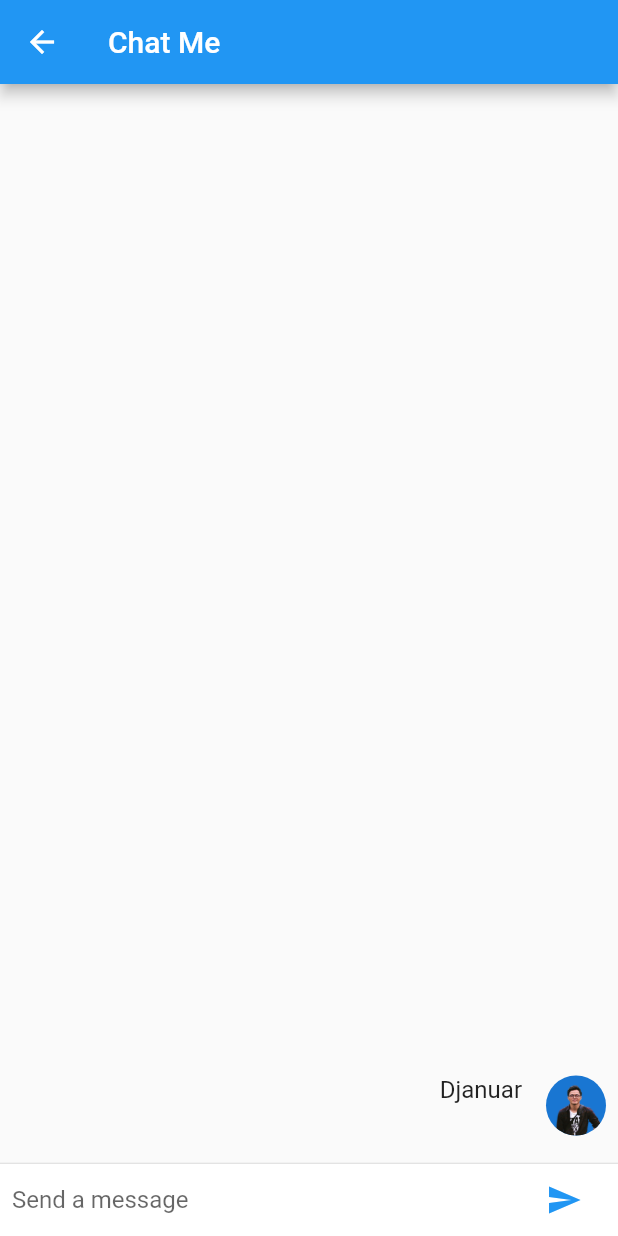
After one commit to becek2n/ui_online_chat, a Flutter app: the ChatbotDialogflow screen opened directly, after a tap on the "send" icon, on a phone screen of 412 x 824 dp. The commit adds this screen. Run offline on Flutter 3.47's test engine with Material 2 defaults, Android fonts, the phone set to English and light mode, and no system bars; our stand-ins replace carousel_slider; missing offline and left inert: flutter_dialogflow_v2.

Commit message:
tutorial chatbot dengan dialogflow

```diff
--- /dev/null
+++ b/lib/chatbot.dart
@@ -0,0 +1,158 @@
+import 'package:flutter_dialogflow_v2/flutter_dialogflow_v2.dart' as df;
+import 'package:flutter/material.dart';
+
+class ChatbotDialogflow extends StatefulWidget {
+  ChatbotDialogflow({Key key, this.title}) : super(key: key);
+
+  final String title;
+
+  @override
+  _ChatbotDialogflowState createState() => new _ChatbotDialogflowState();
+}
+
+class _ChatbotDialogflowState extends State<ChatbotDialogflow> {
+  final List<ChatMessage> _messages = <ChatMessage>[];
+  final TextEditingController _textController = new TextEditingController();
+
+  Widget _buildTextComposer() {
+    return new IconTheme(
+      data: new IconThemeData(color: Theme.of(context).accentColor),
+      child: new Container(
+        margin: const EdgeInsets.symmetric(horizontal: 8.0),
+        child: new Row(
+          children: <Widget>[
+            new Flexible(
+              child: new TextField(
+                controller: _textController,
+                onSubmitted: _handleSubmitted,
+                decoration:
+                    new InputDecoration.collapsed(hintText: 'Send a message'),
+              ),
+            ),
+            new Container(
+              margin: new EdgeInsets.symmetric(horizontal: 4.0),
+              child: new IconButton(
+                  icon: new Icon(Icons.send),
+                  onPressed: () => _handleSubmitted(_textController.text)),
+            ),
+          ],
+        ),
+      ),
+    );
+  }
+
+  void response(query) async {
+    _textController.clear();
+    df.AuthGoogle authGoogle =
+        await df.AuthGoogle(fileJson: 'assets/credential-dialogflow.json').build();
+    df.Dialogflow dialogflow =
+        df.Dialogflow(authGoogle: authGoogle, sessionId: '123456');
+    df.DetectIntentResponse response = await dialogflow.detectIntentFromText(query, "id");
+    ChatMessage message = new ChatMessage(
+      text: response.queryResult.fulfillmentText,
+      name: 'Munaroh',
+      type: false,
+    );
+    setState(() {
+      _messages.insert(0, message);
+    });
+  }
+
+  void _handleSubmitted(String text) {
+    _textController.clear();
+    ChatMessage message = new ChatMessage(
+      text: text,
+      name: 'Djanuar',
+      type: true,
+    );
+    setState(() {
+      _messages.insert(0, message);
+    });
+    response(text);
+  }
+
+  @override
+  Widget build(BuildContext context) {
+    return new Scaffold(
+      appBar: new AppBar(
+        title: new Text('Chat Me'),
+      ),
+      body: new Column(children: <Widget>[
+        new Flexible(
+            child: new ListView.builder(
+          padding: new EdgeInsets.all(8.0),
+          reverse: true,
+          itemBuilder: (_, int index) => _messages[index],
+          itemCount: _messages.length,
+        )),
+        new Divider(height: 1.0),
+        new Container(
+          decoration: new BoxDecoration(color: Theme.of(context).cardColor),
+          child: _buildTextComposer(),
+        ),
+      ]),
+    );
+  }
+}
+
+class ChatMessage extends StatelessWidget {
+  ChatMessage({this.text, this.name, this.type});
+
+  final String text;
+  final String name;
+  final bool type;
+
+  List<Widget> otherMessage(context) {
+    return <Widget>[
+      new Container(
+        margin: const EdgeInsets.only(right: 16.0),
+        child: new CircleAvatar(backgroundImage: AssetImage("assets/girls.jpg"),),
+      ),
+      new Expanded(
+        child: new Column(
+          crossAxisAlignment: CrossAxisAlignment.start,
+          children: <Widget>[
+            new Text(this.name,
+                style: new TextStyle(fontWeight: FontWeight.bold)),
+            new Container(
+              margin: const EdgeInsets.only(top: 5.0),
+              child: new Text(text),
+            ),
+          ],
+        ),
+      ),
+    ];
+  }
+
+  List<Widget> myMessage(context) {
+    return <Widget>[
+      new Expanded(
+        child: new Column(
+          crossAxisAlignment: CrossAxisAlignment.end,
+          children: <Widget>[
+            new Text(this.name, style: Theme.of(context).textTheme.subhead),
+            new Container(
+              margin: const EdgeInsets.only(top: 5.0),
+              child: new Text(text),
+            ),
+          ],
+        ),
+      ),
+      new Container(
+        margin: const EdgeInsets.only(left: 16.0),
+        child: new CircleAvatar(backgroundImage: AssetImage("assets/me.png")),
+      ),
+    ];
+  }
+
+  @override
+  Widget build(BuildContext context) {
+    return new Container(
+      margin: const EdgeInsets.symmetric(vertical: 10.0),
+      child: new Row(
+        crossAxisAlignment: CrossAxisAlignment.start,
+        children: this.type ? myMessage(context) : otherMessage(context),
+      ),
+    );
+  }
+}
--- a/lib/main.dart
+++ b/lib/main.dart
@@ -1,5 +1,6 @@
 import 'package:carousel_slider/carousel_slider.dart';
 import 'package:flutter/material.dart';
+import 'package:ui_online_chat/chatbot.dart';
 
 void main() {
   runApp(MyApp());
@@ -86,6 +87,16 @@ class _MyHomePageState extends State<MyHomePage> {
         elevation: 0,
       ),
       body: _onlinPost(),
+      floatingActionButton: FloatingActionButton(
+        child: new IconButton(icon: new Image.asset("assets/chatbot.jpg"),
+          tooltip: "Chat Me",
+          onPressed: () {
+            Navigator.push(context, MaterialPageRoute(builder: (context) => ChatbotDialogflow()));
+          },
+        ),
+        onPressed: (){},
+        backgroundColor: Colors.white,
+      ),
       // This trailing comma makes auto-formatting nicer for build methods.
     );
   }
--- a/pubspec.yaml
+++ b/pubspec.yaml
@@ -29,6 +29,7 @@ dependencies:
   # Use with the CupertinoIcons class for iOS style icons.
   cupertino_icons: ^0.1.3
   carousel_slider: ^2.1.0
+  flutter_dialogflow_v2: ^0.3.1
 
 dev_dependencies:
   flutter_test:
```
Also changed, not shown: assets/credential-dialogflow.json (added, +12 -0 lines), assets/bot.png (added), assets/chat.png (added), assets/chatbot.jpg (added), assets/girls.jpg (added), assets/me.png (added), pubspec.lock.
